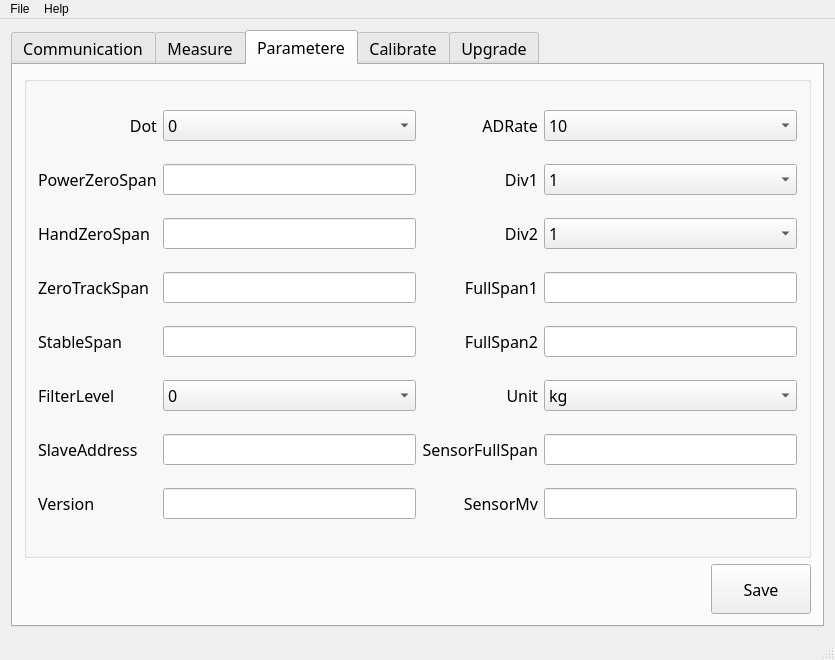
Before: the Qt Designer form mainwindow.ui in byteman/WFace, drawn with Qt 5.
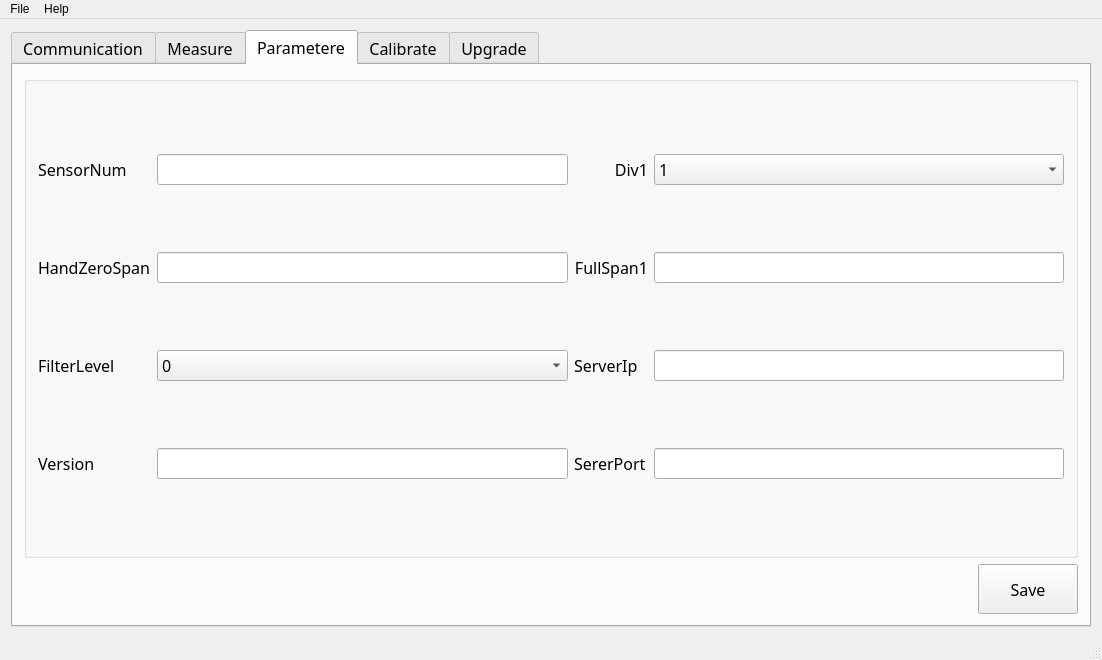
After: the same form once the commit is applied. The open tabs and pages were chosen to show the change.

Diff of the .ui file:
```diff
--- a/mainwindow.ui
+++ b/mainwindow.ui
@@ -6,7 +6,7 @@
    <rect>
     <x>0</x>
     <y>0</y>
-    <width>835</width>
+    <width>1102</width>
     <height>660</height>
    </rect>
   </property>
@@ -724,7 +724,7 @@
            <string/>
           </property>
           <layout class="QGridLayout" name="gridLayout_2">
-           <item row="1" column="0">
+           <item row="0" column="0">
             <widget class="QLabel" name="label_2">
              <property name="sizePolicy">
               <sizepolicy hsizetype="Preferred" vsizetype="Fixed">
@@ -733,66 +733,72 @@
               </sizepolicy>
              </property>
              <property name="text">
-              <string>PowerZeroSpan</string>
+              <string>SensorNum</string>
              </property>
             </widget>
            </item>
-           <item row="1" column="2">
-            <widget class="QLabel" name="label_8">
-             <property name="sizePolicy">
-              <sizepolicy hsizetype="Preferred" vsizetype="Fixed">
-               <horstretch>0</horstretch>
-               <verstretch>0</verstretch>
-              </sizepolicy>
-             </property>
-             <property name="text">
-              <string>Div1</string>
-             </property>
-             <property name="alignment">
-              <set>Qt::AlignRight|Qt::AlignTrailing|Qt::AlignVCenter</set>
-             </property>
-            </widget>
-           </item>
-           <item row="1" column="3">
-            <widget class="QComboBox" name="cbxDivHigh">
-             <item>
-              <property name="text">
-               <string>1</string>
-              </property>
-             </item>
-             <item>
-              <property name="text">
-               <string>2</string>
-              </property>
-             </item>
-             <item>
-              <property name="text">
-               <string>5</string>
-              </property>
-             </item>
-             <item>
-              <property name="text">
-               <string>10</string>
-              </property>
-             </item>
-             <item>
-              <property name="text">
-               <string>20</string>
-              </property>
-             </item>
-             <item>
-              <property name="text">
-               <string>50</string>
-              </property>
-             </item>
-             <item>
-              <property name="text">
-               <string>100</string>
-              </property>
-             </item>
-            </widget>
+           <item row="0" column="1">
+            <widget class="QLineEdit" name="edtSensorNum"/>
            </item>
            <item row="2" column="0">
+            <widget class="QLabel" name="label_11">
+             <property name="sizePolicy">
+              <sizepolicy hsizetype="Preferred" vsizetype="Fixed">
+               <horstretch>0</horstretch>
+               <verstretch>0</verstretch>
+              </sizepolicy>
+             </property>
+             <property name="text">
+              <string>FilterLevel</string>
+             </property>
+            </widget>
+           </item>
+           <item row="1" column="5">
+            <widget class="QLineEdit" name="edtFullHigh"/>
+           </item>
+           <item row="2" column="5">
+            <widget class="QLineEdit" name="edtZeroSpan"/>
+           </item>
+           <item row="0" column="5">
+            <widget class="QComboBox" name="cbxDivHigh">
+             <item>
+              <property name="text">
+               <string>1</string>
+              </property>
+             </item>
+             <item>
+              <property name="text">
+               <string>2</string>
+              </property>
+             </item>
+             <item>
+              <property name="text">
+               <string>5</string>
+              </property>
+             </item>
+             <item>
+              <property name="text">
+               <string>10</string>
+              </property>
+             </item>
+             <item>
+              <property name="text">
+               <string>20</string>
+              </property>
+             </item>
+             <item>
+              <property name="text">
+               <string>50</string>
+              </property>
+             </item>
+             <item>
+              <property name="text">
+               <string>100</string>
+              </property>
+             </item>
+            </widget>
+           </item>
+           <item row="1" column="0">
             <widget class="QLabel" name="label_3">
              <property name="sizePolicy">
               <sizepolicy hsizetype="Preferred" vsizetype="Fixed">
@@ -805,65 +811,10 @@
              </property>
             </widget>
            </item>
-           <item row="2" column="1">
+           <item row="1" column="1">
             <widget class="QLineEdit" name="edtHandZeroSpan"/>
            </item>
-           <item row="2" column="2">
-            <widget class="QLabel" name="label_9">
-             <property name="sizePolicy">
-              <sizepolicy hsizetype="Preferred" vsizetype="Fixed">
-               <horstretch>0</horstretch>
-               <verstretch>0</verstretch>
-              </sizepolicy>
-             </property>
-             <property name="text">
-              <string>Div2</string>
-             </property>
-             <property name="alignment">
-              <set>Qt::AlignRight|Qt::AlignTrailing|Qt::AlignVCenter</set>
-             </property>
-            </widget>
-           </item>
-           <item row="2" column="3">
-            <widget class="QComboBox" name="cbxDivLow">
-             <item>
-              <property name="text">
-               <string>1</string>
-              </property>
-             </item>
-             <item>
-              <property name="text">
-               <string>2</string>
-              </property>
-             </item>
-             <item>
-              <property name="text">
-               <string>5</string>
-              </property>
-             </item>
-             <item>
-              <property name="text">
-               <string>10</string>
-              </property>
-             </item>
-             <item>
-              <property name="text">
-               <string>20</string>
-              </property>
-             </item>
-             <item>
-              <property name="text">
-               <string>50</string>
-              </property>
-             </item>
-             <item>
-              <property name="text">
-               <string>100</string>
-              </property>
-             </item>
-            </widget>
-           </item>
-           <item row="3" column="0">
+           <item row="2" column="4">
             <widget class="QLabel" name="label_4">
              <property name="sizePolicy">
               <sizepolicy hsizetype="Preferred" vsizetype="Fixed">
@@ -872,14 +823,55 @@
               </sizepolicy>
              </property>
              <property name="text">
-              <string>ZeroTrackSpan</string>
+              <string>ServerIp</string>
              </property>
             </widget>
            </item>
-           <item row="3" column="1">
-            <widget class="QLineEdit" name="edtZeroSpan"/>
+           <item row="2" column="1">
+            <widget class="QComboBox" name="cbxFilterLvl">
+             <item>
+              <property name="text">
+               <string>0</string>
+              </property>
+             </item>
+             <item>
+              <property name="text">
+               <string>1</string>
+              </property>
+             </item>
+             <item>
+              <property name="text">
+               <string>2</string>
+              </property>
+             </item>
+             <item>
+              <property name="text">
+               <string>3</string>
+              </property>
+             </item>
+             <item>
+              <property name="text">
+               <string>4</string>
+              </property>
+             </item>
+             <item>
+              <property name="text">
+               <string>5</string>
+              </property>
+             </item>
+            </widget>
            </item>
-           <item row="3" column="2">
+           <item row="3" column="5">
+            <widget class="QLineEdit" name="edtServerPort"/>
+           </item>
+           <item row="3" column="4">
+            <widget class="QLabel" name="label_6">
+             <property name="text">
+              <string>SererPort</string>
+             </property>
+            </widget>
+           </item>
+           <item row="1" column="4">
             <widget class="QLabel" name="label_5">
              <property name="sizePolicy">
               <sizepolicy hsizetype="Preferred" vsizetype="Fixed">
@@ -895,11 +887,8 @@
              </property>
             </widget>
            </item>
-           <item row="3" column="3">
-            <widget class="QLineEdit" name="edtFullHigh"/>
-           </item>
-           <item row="4" column="0">
-            <widget class="QLabel" name="label_10">
+           <item row="0" column="4">
+            <widget class="QLabel" name="label_8">
              <property name="sizePolicy">
               <sizepolicy hsizetype="Preferred" vsizetype="Fixed">
                <horstretch>0</horstretch>
@@ -907,171 +896,22 @@
               </sizepolicy>
              </property>
              <property name="text">
-              <string>StableSpan</string>
+              <string>Div1</string>
              </property>
-            </widget>
-           </item>
-           <item row="4" column="1">
-            <widget class="QLineEdit" name="edtStableSpan"/>
-           </item>
-           <item row="4" column="2">
-            <widget class="QLabel" name="label_12">
-             <property name="sizePolicy">
-              <sizepolicy hsizetype="Preferred" vsizetype="Fixed">
-               <horstretch>0</horstretch>
-               <verstretch>0</verstretch>
-              </sizepolicy>
-             </property>
-             <property name="text">
-              <string>FullSpan2</string>
-             </property>
              <property name="alignment">
               <set>Qt::AlignRight|Qt::AlignTrailing|Qt::AlignVCenter</set>
              </property>
             </widget>
            </item>
-           <item row="4" column="3">
-            <widget class="QLineEdit" name="edtFullLow"/>
-           </item>
-           <item row="5" column="0">
-            <widget class="QLabel" name="label_11">
-             <property name="sizePolicy">
-              <sizepolicy hsizetype="Preferred" vsizetype="Fixed">
-               <horstretch>0</horstretch>
-               <verstretch>0</verstretch>
-              </sizepolicy>
-             </property>
-             <property name="text">
-              <string>FilterLevel</string>
-             </property>
-            </widget>
-           </item>
-           <item row="5" column="1">
-            <widget class="QComboBox" name="cbxFilterLvl">
-             <item>
-              <property name="text">
-               <string>0</string>
-              </property>
-             </item>
-             <item>
-              <property name="text">
-               <string>1</string>
-              </property>
-             </item>
-             <item>
-              <property name="text">
-               <string>2</string>
-              </property>
-             </item>
-             <item>
-              <property name="text">
-               <string>3</string>
-              </property>
-             </item>
-             <item>
-              <property name="text">
-               <string>4</string>
-              </property>
-             </item>
-             <item>
-              <property name="text">
-               <string>5</string>
-              </property>
-             </item>
-            </widget>
-           </item>
-           <item row="5" column="2">
-            <widget class="QLabel" name="label_13">
-             <property name="sizePolicy">
-              <sizepolicy hsizetype="Preferred" vsizetype="Fixed">
-               <horstretch>0</horstretch>
-               <verstretch>0</verstretch>
-              </sizepolicy>
-             </property>
-             <property name="text">
-              <string>Unit</string>
-             </property>
-             <property name="alignment">
-              <set>Qt::AlignRight|Qt::AlignTrailing|Qt::AlignVCenter</set>
-             </property>
-            </widget>
-           </item>
-           <item row="5" column="3">
-            <widget class="QComboBox" name="cbxUnit">
-             <item>
-              <property name="text">
-               <string>kg</string>
-              </property>
-             </item>
-             <item>
-              <property name="text">
-               <string>g</string>
-              </property>
-             </item>
-             <item>
-              <property name="text">
-               <string>t</string>
-              </property>
-             </item>
-            </widget>
-           </item>
-           <item row="6" column="0">
-            <widget class="QLabel" name="label_15">
-             <property name="sizePolicy">
-              <sizepolicy hsizetype="Preferred" vsizetype="Fixed">
-               <horstretch>0</horstretch>
-               <verstretch>0</verstretch>
-              </sizepolicy>
-             </property>
-             <property name="text">
-              <string>SlaveAddress</string>
-             </property>
-            </widget>
-           </item>
-           <item row="6" column="1">
-            <widget class="QLineEdit" name="edtSlaveAddr"/>
-           </item>
-           <item row="6" column="2">
-            <widget class="QLabel" name="label_7">
-             <property name="sizePolicy">
-              <sizepolicy hsizetype="Preferred" vsizetype="Fixed">
-               <horstretch>0</horstretch>
-               <verstretch>0</verstretch>
-              </sizepolicy>
-             </property>
-             <property name="text">
-              <string>SensorFullSpan</string>
-             </property>
-             <property name="alignment">
-              <set>Qt::AlignRight|Qt::AlignTrailing|Qt::AlignVCenter</set>
-             </property>
-            </widget>
-           </item>
-           <item row="6" column="3">
-            <widget class="QLineEdit" name="edtSensorFullSpan"/>
-           </item>
-           <item row="7" column="0">
-            <widget class="QLabel" name="label_16">
-             <property name="sizePolicy">
-              <sizepolicy hsizetype="Preferred" vsizetype="Fixed">
-               <horstretch>0</horstretch>
-               <verstretch>0</verstretch>
-              </sizepolicy>
-             </property>
-             <property name="text">
-              <string>Version</string>
-             </property>
-            </widget>
-           </item>
-           <item row="7" column="1">
+           <item row="3" column="1">
             <widget class="QLineEdit" name="edtVersion">
              <property name="readOnly">
               <bool>true</bool>
              </property>
             </widget>
            </item>
-           <item row="7" column="2">
-            <widget class="QLabel" name="label_14">
+           <item row="3" column="0">
+            <widget class="QLabel" name="label_16">
              <property name="sizePolicy">
               <sizepolicy hsizetype="Preferred" vsizetype="Fixed">
                <horstretch>0</horstretch>
@@ -1079,96 +919,8 @@
               </sizepolicy>
              </property>
              <property name="text">
-              <string>SensorMv</string>
+              <string>Version</string>
              </property>
-             <property name="alignment">
-              <set>Qt::AlignRight|Qt::AlignTrailing|Qt::AlignVCenter</set>
-             </property>
-            </widget>
-           </item>
-           <item row="7" column="3">
-            <widget class="QLineEdit" name="edtSensorMv"/>
-           </item>
-           <item row="1" column="1">
-            <widget class="QLineEdit" name="edtPwrZeroSpan"/>
-           </item>
-           <item row="0" column="0">
-            <widget class="QLabel" name="label_6">
-             <property name="sizePolicy">
-              <sizepolicy hsizetype="Preferred" vsizetype="Fixed">
-               <horstretch>0</horstretch>
-               <verstretch>0</verstretch>
-              </sizepolicy>
-             </property>
-             <property name="text">
-              <string>Dot</string>
-             </property>
-             <property name="alignment">
-              <set>Qt::AlignRight|Qt::AlignTrailing|Qt::AlignVCenter</set>
-             </property>
-            </widget>
-           </item>
-           <item row="0" column="1">
-            <widget class="QComboBox" name="cbxDot">
-             <item>
-              <property name="text">
-               <string>0</string>
-              </property>
-             </item>
-             <item>
-              <property name="text">
-               <string>1</string>
-              </property>
-             </item>
-             <item>
-              <property name="text">
-               <string>2</string>
-              </property>
-             </item>
-             <item>
-              <property name="text">
-               <string>3</string>
-              </property>
-             </item>
-             <item>
-              <property name="text">
-               <string>4</string>
-              </property>
-             </item>
-            </widget>
-           </item>
-           <item row="0" column="2">
-            <widget class="QLabel" name="label_17">
-             <property name="text">
-              <string>ADRate</string>
-             </property>
-             <property name="alignment">
-              <set>Qt::AlignRight|Qt::AlignTrailing|Qt::AlignVCenter</set>
-             </property>
-            </widget>
-           </item>
-           <item row="0" column="3">
-            <widget class="QComboBox" name="cbxAdRate">
-             <item>
-              <property name="text">
-               <string>10</string>
-              </property>
-             </item>
-             <item>
-              <property name="text">
-               <string>50</string>
-              </property>
-             </item>
-             <item>
-              <property name="text">
-               <string>200</string>
-              </property>
-             </item>
-             <item>
-              <property name="text">
-               <string>800</string>
-              </property>
-             </item>
             </widget>
            </item>
           </layout>
@@ -1331,7 +1083,7 @@
     <rect>
      <x>0</x>
      <y>0</y>
-     <width>835</width>
+     <width>1102</width>
      <height>23</height>
     </rect>
    </property>
```
Left out of the diff: 33 changed lines with no effect on the pictures.
